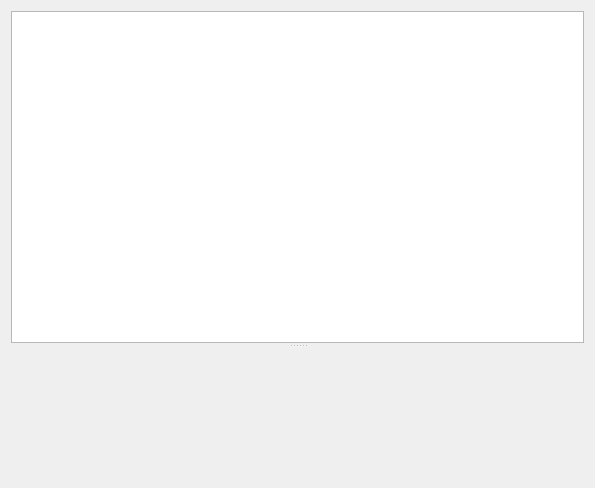
Above: ui/DatabaseWidget.ui from JulWit/PasswordManager before the change. Below: the same form after it.
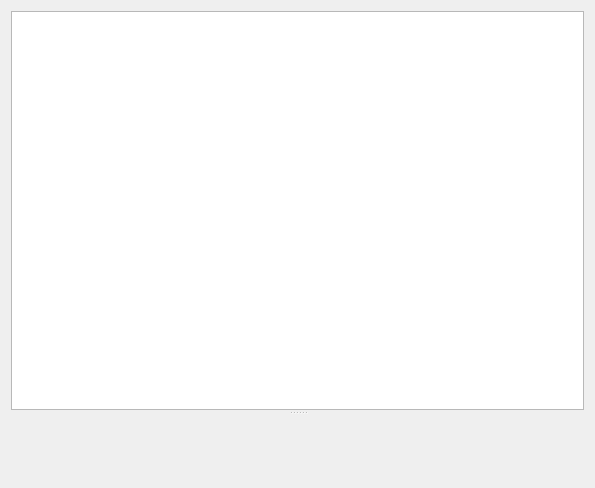
That is the form after the change. Custom widgets are drawn as their Qt base class.

Commit message: PasswordGenerator Layout

Patch:
```diff
--- a/ui/DatabaseWidget.ui
+++ b/ui/DatabaseWidget.ui
@@ -13,9 +13,15 @@
   <property name="windowTitle">
    <string>Form</string>
   </property>
-  <layout class="QVBoxLayout" name="verticalLayout">
-   <item>
+  <layout class="QGridLayout" name="gridLayout">
+   <item row="0" column="0">
     <widget class="QSplitter" name="splitter">
+     <property name="sizePolicy">
+      <sizepolicy hsizetype="Expanding" vsizetype="Expanding">
+       <horstretch>0</horstretch>
+       <verstretch>0</verstretch>
+      </sizepolicy>
+     </property>
      <property name="orientation">
       <enum>Qt::Vertical</enum>
      </property>
@@ -80,7 +86,7 @@
      </widget>
      <widget class="EntryDetailsFrame" name="entryDetailsFrame">
       <property name="sizePolicy">
-       <sizepolicy hsizetype="Minimum" vsizetype="Preferred">
+       <sizepolicy hsizetype="Preferred" vsizetype="Expanding">
         <horstretch>0</horstretch>
         <verstretch>0</verstretch>
        </sizepolicy>
@@ -88,7 +94,7 @@
       <property name="minimumSize">
        <size>
         <width>0</width>
-        <height>75</height>
+        <height>0</height>
        </size>
       </property>
       <property name="frameShape">
```
The commit also changes 4 other files.
